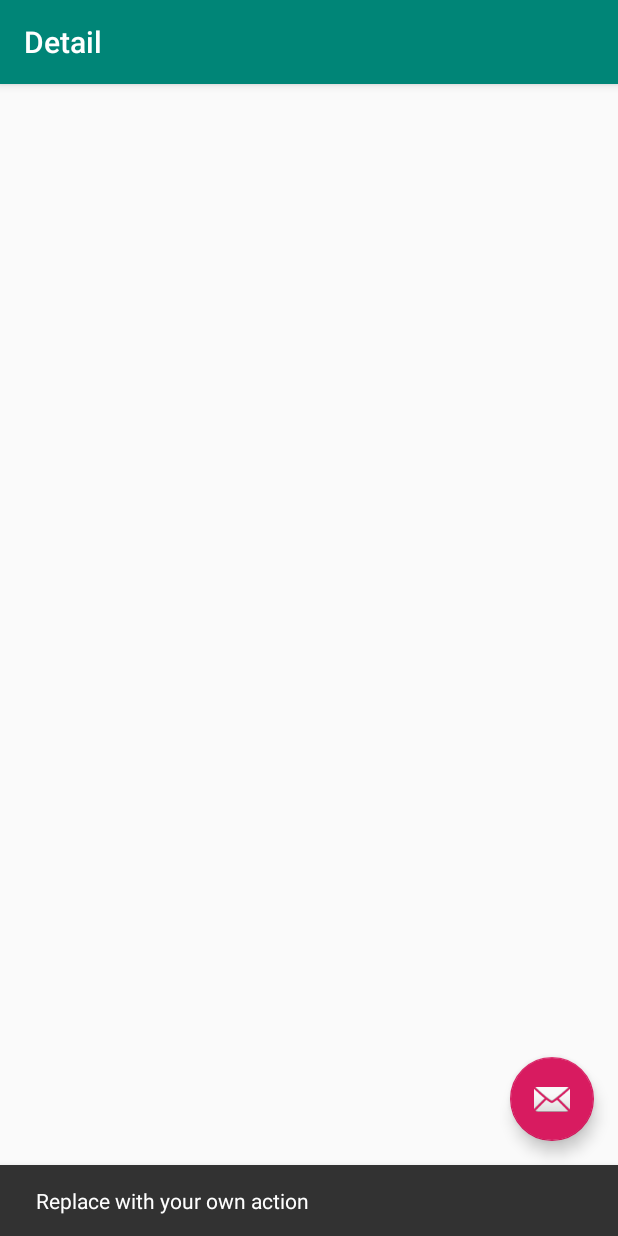
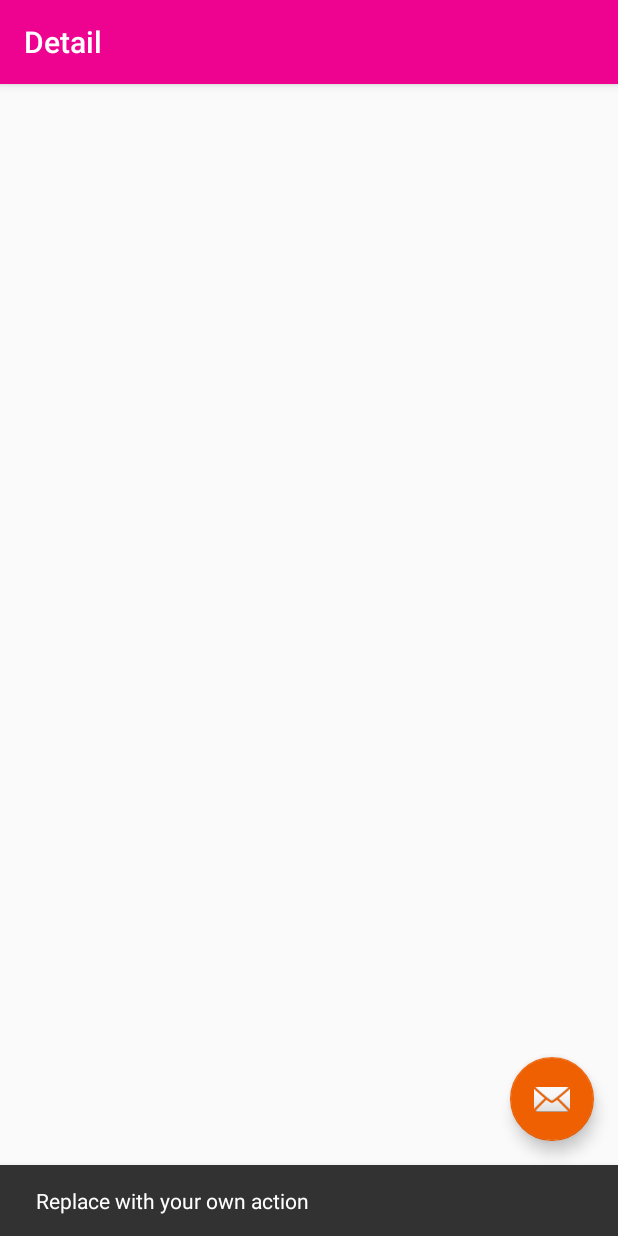
Before and after one commit to shoheih/SimpleTodo, an Android app: the DetailActivity screen opened directly, with no data from a screen before it, after a tap on an icon or button, on a phone screen of 412 x 824 dp. Run offline under Robolectric (Android 15) with nearby library versions, the phone set to English and light mode, and no system bars.

Commit message:
setting of material color

```diff
--- a/app/src/main/res/values/colors.xml
+++ b/app/src/main/res/values/colors.xml
@@ -1,6 +1,6 @@
 <?xml version="1.0" encoding="utf-8"?>
 <resources>
-    <color name="colorPrimary">#008577</color>
-    <color name="colorPrimaryDark">#00574B</color>
-    <color name="colorAccent">#D81B60</color>
+    <color name="colorPrimary">#ee0290</color>
+    <color name="colorPrimaryDark">#b1006a</color>
+    <color name="colorAccent">#ee6002</color>
 </resources>
```
